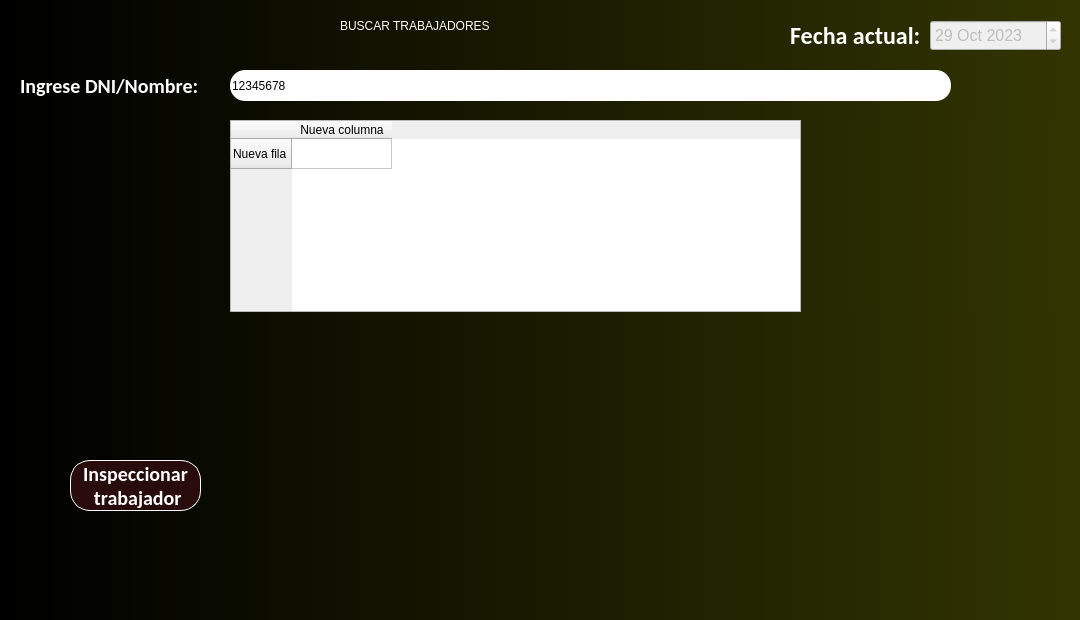
Before: the Qt Designer form src/otros_recursos/GUI/TrabajadorBuscar.ui in JosueDanielGarciaBetancourt/CalculoSueldosProject, drawn with Qt 5.
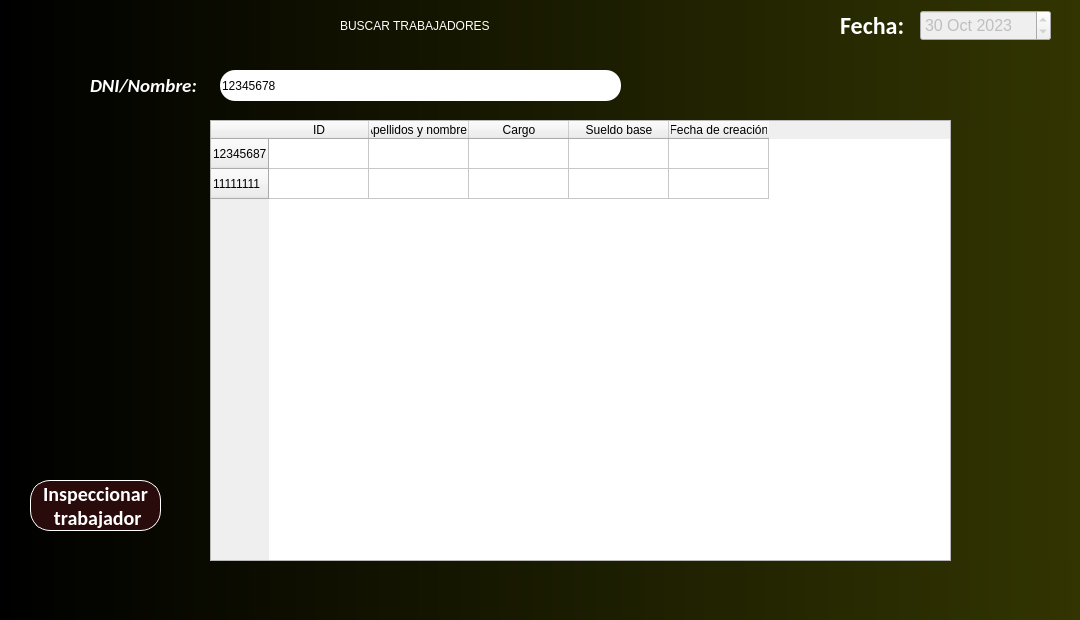
After: the same form once the commit is applied. Icons and pictures are not drawn.

Diff of the .ui file:
```diff
--- a/src/otros_recursos/GUI/TrabajadorBuscar.ui
+++ b/src/otros_recursos/GUI/TrabajadorBuscar.ui
@@ -53,10 +53,10 @@
    <widget class="QLabel" name="label_2">
     <property name="geometry">
      <rect>
-      <x>790</x>
+      <x>840</x>
       <y>0</y>
-      <width>141</width>
-      <height>71</height>
+      <width>71</width>
+      <height>51</height>
      </rect>
     </property>
     <property name="font">
@@ -75,15 +75,15 @@
 </string>
     </property>
     <property name="text">
-     <string>Fecha actual: </string>
+     <string>Fecha: </string>
     </property>
    </widget>
    <widget class="QLineEdit" name="lineEditDNIBuscar">
     <property name="geometry">
      <rect>
-      <x>230</x>
+      <x>220</x>
       <y>70</y>
-      <width>721</width>
+      <width>401</width>
       <height>31</height>
      </rect>
     </property>
@@ -103,8 +103,8 @@
     </property>
     <property name="geometry">
      <rect>
-      <x>930</x>
-      <y>20</y>
+      <x>920</x>
+      <y>10</y>
       <width>131</width>
       <height>31</height>
      </rect>
@@ -122,29 +122,29 @@
     </property>
     <property name="dateTime">
      <datetime>
-      <hour>22</hour>
+      <hour>3</hour>
       <minute>0</minute>
       <second>0</second>
       <year>2023</year>
       <month>10</month>
-      <day>29</day>
+      <day>30</day>
      </datetime>
     </property>
    </widget>
    <widget class="QLabel" name="label_6">
     <property name="geometry">
      <rect>
-      <x>20</x>
-      <y>50</y>
-      <width>181</width>
-      <height>71</height>
+      <x>90</x>
+      <y>70</y>
+      <width>111</width>
+      <height>31</height>
      </rect>
     </property>
     <property name="font">
      <font>
       <family>Calibri</family>
-      <pointsize>15</pointsize>
-      <italic>false</italic>
+      <pointsize>14</pointsize>
+      <italic>true</italic>
       <bold>true</bold>
      </font>
     </property>
@@ -154,14 +154,14 @@
 </string>
     </property>
     <property name="text">
-     <string>Ingrese DNI/Nombre:</string>
+     <string>DNI/Nombre:</string>
     </property>
    </widget>
    <widget class="QPushButton" name="pushButtonInspeccionarTrabajador">
     <property name="geometry">
      <rect>
-      <x>70</x>
-      <y>460</y>
+      <x>30</x>
+      <y>480</y>
       <width>131</width>
       <height>51</height>
      </rect>
@@ -236,22 +236,66 @@
    <widget class="QTableWidget" name="tableTrabajadorEncontrado">
     <property name="geometry">
      <rect>
-      <x>230</x>
+      <x>210</x>
       <y>120</y>
-      <width>571</width>
-      <height>192</height>
+      <width>741</width>
+      <height>441</height>
      </rect>
     </property>
     <row>
      <property name="text">
-      <string>Nueva fila</string>
+      <string>12345687</string>
      </property>
     </row>
+    <row>
+     <property name="text">
+      <string>11111111</string>
+     </property>
+    </row>
     <column>
      <property name="text">
-      <string>Nueva columna</string>
+      <string>ID</string>
      </property>
     </column>
+    <column>
+     <property name="text">
+      <string>Apellidos y nombres</string>
+     </property>
+    </column>
+    <column>
+     <property name="text">
+      <string>Cargo</string>
+     </property>
+    </column>
+    <column>
+     <property name="text">
+      <string>Sueldo base</string>
+     </property>
+    </column>
+    <column>
+     <property name="text">
+      <string>Fecha de creación</string>
+     </property>
+    </column>
+   </widget>
+   <widget class="QLabel" name="label_3">
+    <property name="geometry">
+     <rect>
+      <x>40</x>
+      <y>70</y>
+      <width>31</width>
+      <height>31</height>
+     </rect>
+    </property>
+    <property name="text">
+     <string/>
+    </property>
+    <property name="pixmap">
+     <pixmap>lupa.png</pixmap>
+    </property>
+    <property name="scaledContents">
+     <bool>true</bool>
+    </property>
    </widget>
   </widget>
   <widget class="QMenuBar" name="menubar">
```
Left out of the diff: 4 changed lines with no effect on the pictures.
